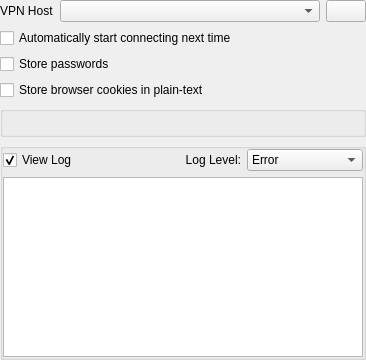
This is src/desktop/kde/plasma-nm/vpn/openconnect/openconnectauth.ui in HungLo2020/MattOS as Qt 5 draws it before an edit. The edited form follows.
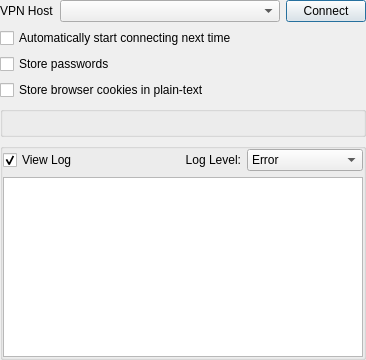
This is the edited form.

Patch:
```diff
--- a/src/desktop/kde/plasma-nm/vpn/openconnect/openconnectauth.ui
+++ b/src/desktop/kde/plasma-nm/vpn/openconnect/openconnectauth.ui
@@ -77,14 +77,14 @@
          <verstretch>0</verstretch>
         </sizepolicy>
        </property>
-       <property name="toolTip">
+       <property name="text">
         <string>Connect</string>
        </property>
        <property name="autoDefault">
         <bool>false</bool>
        </property>
        <property name="default">
-        <bool>false</bool>
+        <bool>true</bool>
        </property>
        <property name="flat">
         <bool>false</bool>
```
